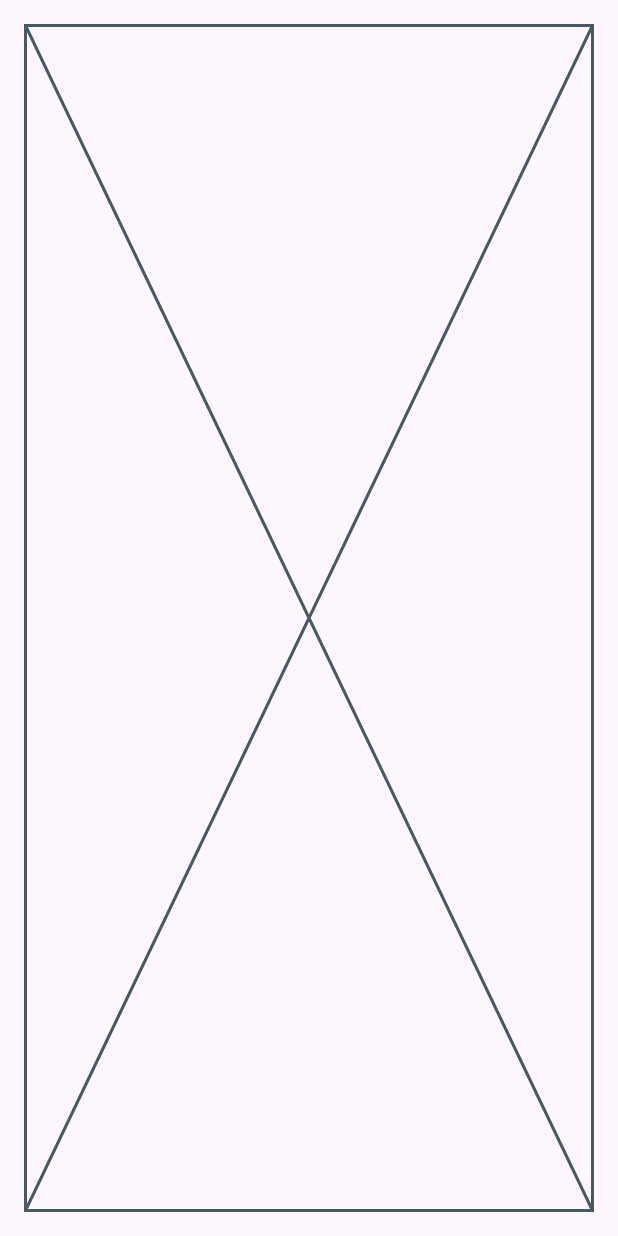
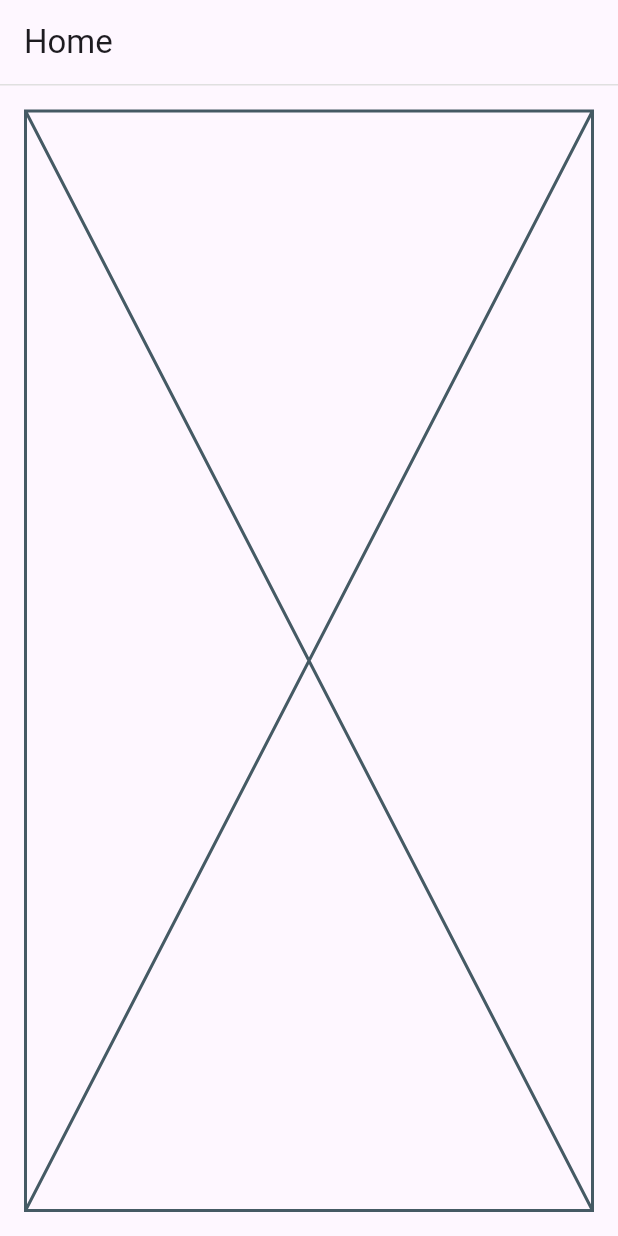
Before and after one commit to AmmarHammoud/EBTech-Task, a Flutter app: the screen it shows after launch, on a phone screen of 412 x 824 dp. Run offline on Flutter 3.47's test engine with Material 3 defaults, Android fonts, the phone set to English and light mode, and no system bars; our stand-ins replace dio, flutter_dotenv, font_awesome_flutter, timeago, toastification; network calls fail.

Commit message:
add app bar to home screen

```diff
--- a/lib/screens/home_screen/home_screen.dart
+++ b/lib/screens/home_screen/home_screen.dart
@@ -2,10 +2,8 @@ import 'package:ebtech_task/screens/home_screen/provider/home_screen_provider.da
 import 'package:ebtech_task/screens/home_screen/provider/states.dart';
 import 'package:ebtech_task/screens/post_screen/components/post_widget.dart';
 import 'package:ebtech_task/shared/components/my_loading_indicator.dart';
-import 'package:ebtech_task/shared/show_toast.dart';
 import 'package:flutter/material.dart';
 import 'package:provider/provider.dart';
-import 'package:toastification/toastification.dart';
 
 class HomeScreen extends StatelessWidget {
   const HomeScreen({super.key});
@@ -15,6 +13,13 @@ class HomeScreen extends StatelessWidget {
     return ChangeNotifierProvider(
       create: (context) => HomeScreenProvider()..getPosts(),
       child: Scaffold(
+        appBar: AppBar(
+          title: Text('Home'),
+          bottom: PreferredSize(
+            preferredSize: const Size.fromHeight(1),
+            child: Container(color: Colors.grey.shade300, height: 1),
+          ),
+        ),
         body: Padding(
           padding: EdgeInsets.all(17),
           child: Consumer<HomeScreenProvider>(
```
